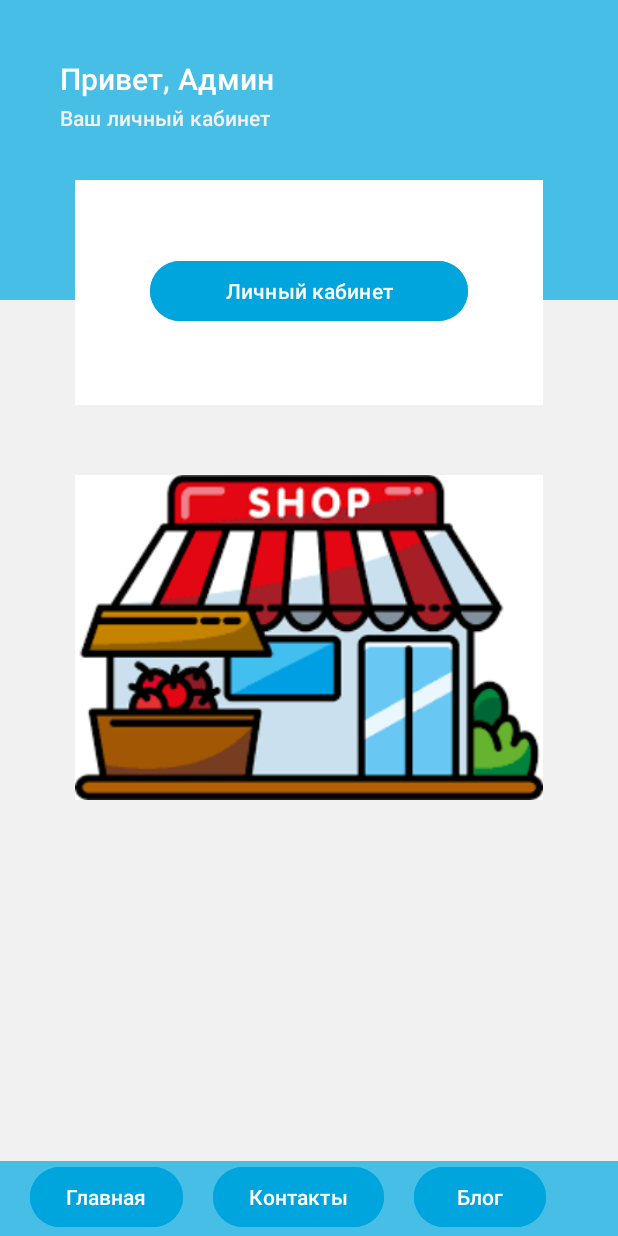
After one commit to SergeyB19/ItprogerJavaAndroidStudio, an Android app: the layout activity_main6.xml on its own in the app's theme, with its tools: preview values and no code run, on a phone screen of 412 x 824 dp. The commit adds this screen. Run offline under Robolectric (Android 15) with nearby library versions, the phone set to English and light mode, and no system bars.

Commit message:
Разработка дизайна приложения

```diff
--- /dev/null
+++ b/app/src/main/java/com/itproger/itproger/MainActivity6.java
@@ -0,0 +1,24 @@
+package com.itproger.itproger;
+
+import android.os.Bundle;
+
+import androidx.activity.EdgeToEdge;
+import androidx.appcompat.app.AppCompatActivity;
+import androidx.core.graphics.Insets;
+import androidx.core.view.ViewCompat;
+import androidx.core.view.WindowInsetsCompat;
+
+public class MainActivity6 extends AppCompatActivity {
+
+    @Override
+    protected void onCreate(Bundle savedInstanceState) {
+        super.onCreate(savedInstanceState);
+        EdgeToEdge.enable(this);
+        setContentView(R.layout.activity_main6);
+        ViewCompat.setOnApplyWindowInsetsListener(findViewById(R.id.main), (v, insets) -> {
+            Insets systemBars = insets.getInsets(WindowInsetsCompat.Type.systemBars());
+            v.setPadding(systemBars.left, systemBars.top, systemBars.right, systemBars.bottom);
+            return insets;
+        });
+    }
+}
--- /dev/null
+++ b/app/src/main/res/layout/activity_main6.xml
@@ -0,0 +1,96 @@
+<?xml version="1.0" encoding="utf-8"?>
+<RelativeLayout xmlns:android="http://schemas.android.com/apk/res/android"
+    xmlns:app="http://schemas.android.com/apk/res-auto"
+    xmlns:tools="http://schemas.android.com/tools"
+    android:id="@+id/main"
+    android:layout_width="match_parent"
+    android:layout_height="match_parent"
+    android:background="@color/bg"
+    tools:context=".MainActivity6">
+
+    <RelativeLayout
+        android:id="@+id/upper_bg"
+        android:layout_width="match_parent"
+        android:layout_height="200dp"
+        android:background="#46BEE6">
+
+        <TextView
+            android:layout_width="wrap_content"
+            android:layout_height="wrap_content"
+            android:layout_marginStart="40dp"
+            android:layout_marginTop="40dp"
+            android:fontFamily="@font/montserrat_semibold"
+            android:text="Привет, Админ"
+            android:textColor="@color/white"
+            android:textSize="20sp" />
+
+        <TextView
+            android:layout_width="wrap_content"
+            android:layout_height="wrap_content"
+            android:layout_marginStart="40dp"
+            android:layout_marginTop="70dp"
+            android:fontFamily="@font/montserrat_semibold"
+            android:text="Ваш личный кабинет"
+            android:textColor="@color/bg"
+            android:textSize="14sp" />
+
+    </RelativeLayout>
+
+    <RelativeLayout
+        android:id="@+id/main_box"
+        android:layout_width="match_parent"
+        android:layout_height="150dp"
+        android:layout_below="@+id/upper_bg"
+        android:layout_marginHorizontal="50dp"
+        android:layout_marginTop="-80dp"
+        android:background="@color/white">
+
+        <Button
+            android:layout_width="match_parent"
+            android:layout_height="wrap_content"
+            android:layout_marginHorizontal="50dp"
+            android:layout_marginTop="50dp"
+            android:backgroundTint="@color/purple_700"
+            android:text="Личный кабинет" />
+
+    </RelativeLayout>
+
+    <ImageView
+        android:id="@+id/main_image"
+        android:layout_width="match_parent"
+        android:layout_marginTop="30dp"
+        android:layout_height="250dp"
+        android:layout_below="@+id/main_box"
+        android:layout_marginHorizontal="50dp"
+        android:src="@drawable/shop" />
+
+    <LinearLayout
+        android:layout_width="match_parent"
+        android:layout_height="50dp"
+        android:layout_alignParentBottom="true"
+        android:background="#46BEE6"
+        android:orientation="horizontal">
+
+        <Button
+            android:layout_width="wrap_content"
+            android:layout_height="wrap_content"
+            android:layout_marginHorizontal="20dp"
+            android:backgroundTint="@color/purple_700"
+            android:text="Главная" />
+
+        <Button
+            android:layout_width="wrap_content"
+            android:layout_height="wrap_content"
+            android:backgroundTint="@color/purple_700"
+            android:text="Контакты" />
+
+        <Button
+            android:layout_width="wrap_content"
+            android:layout_height="wrap_content"
+            android:layout_marginHorizontal="20dp"
+            android:backgroundTint="@color/purple_700"
+            android:text="Блог" />
+
+    </LinearLayout>
+
+</RelativeLayout>
--- a/app/src/main/res/values/colors.xml
+++ b/app/src/main/res/values/colors.xml
@@ -2,6 +2,6 @@
 <resources>
     <color name="black">#FF000000</color>
     <color name="white">#FFFFFFFF</color>
-    <color name="bg">#FFF3F3F3</color>
-    <color name="purple_700">#c93636</color>
+    <color name="bg">#f1f1f1</color>
+    <color name="purple_700">#00A5DD</color>
 </resources>
```
Also changed, not shown: app/src/main/res/drawable/shop.png (added).
